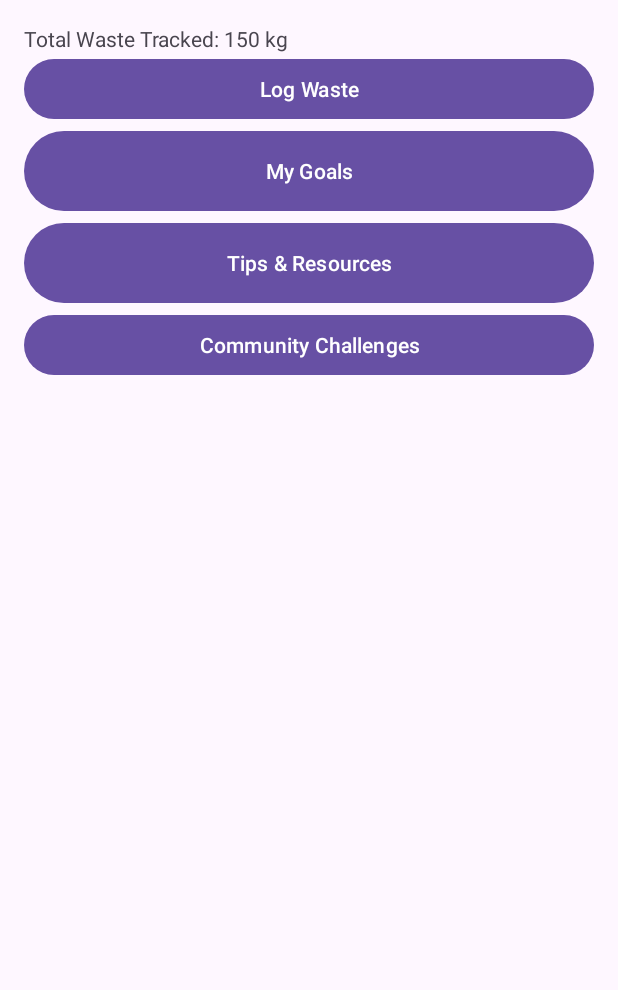
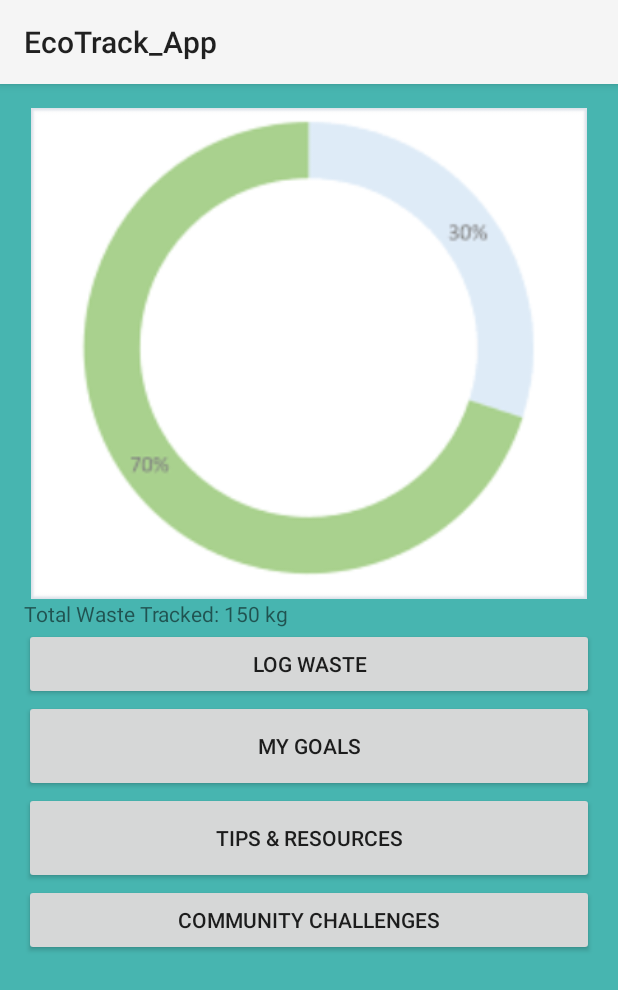
Before and after one commit to 4ng3l-0112/EcoTrack_App, an Android app: the screen it shows after launch (MainActivity), on a phone screen of 412 x 824 dp. Shown: the top 990 px of the screen. Run offline under Robolectric (Android 15) with nearby library versions, the phone set to English and light mode, and no system bars.

```diff
--- a/app/build.gradle.kts
+++ b/app/build.gradle.kts
@@ -10,7 +10,7 @@ android {
     defaultConfig {
         applicationId = "com.example.ecotrack_app"
         minSdk = 24
-        targetSdk = 34
+        targetSdk = 35
         versionCode = 1
         versionName = "1.0"
 
@@ -33,6 +33,7 @@ android {
     kotlinOptions {
         jvmTarget = "11"
     }
+    buildToolsVersion = "35.0.0"
 }
 
 dependencies {
--- a/app/src/main/java/com/example/ecotrack_app/MainActivity.kt
+++ b/app/src/main/java/com/example/ecotrack_app/MainActivity.kt
@@ -1,14 +1,15 @@
 package com.example.ecotrack_app
 
+import android.annotation.SuppressLint
 import android.content.Intent
 import android.os.Bundle
-import androidx.appcompat.app.AppCompatActivity
 import android.widget.Button
 import android.widget.TextView
-import android.widget.ProgressBar
+import androidx.appcompat.app.AppCompatActivity
 
 class MainActivity : AppCompatActivity() {
 
+    @SuppressLint("SetTextI18n")
     override fun onCreate(savedInstanceState: Bundle?) {
         super.onCreate(savedInstanceState)
         setContentView(R.layout.activity_main)
--- a/app/src/main/res/layout/activity_main.xml
+++ b/app/src/main/res/layout/activity_main.xml
@@ -1,36 +1,54 @@
 <LinearLayout xmlns:android="http://schemas.android.com/apk/res/android"
+    xmlns:app="http://schemas.android.com/apk/res-auto"
+    xmlns:tools="http://schemas.android.com/tools"
     android:layout_width="match_parent"
     android:layout_height="match_parent"
     android:orientation="vertical"
-    android:padding="16dp">
+    android:padding="16dp"
+    android:background="@color/background_color">
+
+
+    <ImageView
+        android:id="@+id/imageView"
+        android:layout_width="match_parent"
+        android:layout_height="327dp"
+        app:srcCompat="@drawable/chart"
+        tools:ignore="ContentDescription,ImageContrastCheck" />
 
     <TextView
         android:id="@+id/totalWasteTextView"
         android:layout_width="wrap_content"
         android:layout_height="wrap_content"
-        android:text="Total Waste Tracked: 0 kg" />
+        android:text="Total Waste Tracked: 0 kg"
+        tools:ignore="HardcodedText" />
 
     <Button
         android:id="@+id/quickLogButton"
         android:layout_width="match_parent"
         android:layout_height="wrap_content"
-        android:text="Log Waste" />
+        android:text="Log Waste"
+        tools:ignore="HardcodedText,VisualLintButtonSize" />
 
     <Button
         android:id="@+id/goalsButton"
         android:layout_width="match_parent"
         android:layout_height="61dp"
-        android:text="My Goals" />
+        android:text="My Goals"
+        tools:ignore="HardcodedText,VisualLintButtonSize" />
 
     <Button
         android:id="@+id/tipsResourcesButton"
         android:layout_width="match_parent"
         android:layout_height="61dp"
-        android:text="Tips &amp; Resources" />
+        android:text="Tips &amp; Resources"
+        tools:ignore="HardcodedText,VisualLintButtonSize" />
 
     <Button
         android:id="@+id/communityChallengesButton"
         android:layout_width="match_parent"
         android:layout_height="wrap_content"
-        android:text="Community Challenges" />
+        android:text="Community Challenges"
+        tools:ignore="HardcodedText,VisualLintButtonSize" />
+
+
 </LinearLayout>
--- a/app/src/main/res/layout/activity_tips_resources.xml
+++ b/app/src/main/res/layout/activity_tips_resources.xml
@@ -1,4 +1,5 @@
 <LinearLayout xmlns:android="http://schemas.android.com/apk/res/android"
+    xmlns:tools="http://schemas.android.com/tools"
     android:layout_width="match_parent"
     android:layout_height="match_parent"
     android:orientation="vertical"
@@ -8,7 +9,9 @@
         android:id="@+id/searchEditText"
         android:layout_width="match_parent"
         android:layout_height="wrap_content"
-        android:hint="Search Tips" />
+        android:hint="Search Tips"
+        android:minHeight="48dp"
+        tools:ignore="Autofill,HardcodedText,TextFields,VisualLintTextFieldSize" />
 
     <TextView
         android:id="@+id/articleTextView"
--- a/app/src/main/res/values/colors.xml
+++ b/app/src/main/res/values/colors.xml
@@ -2,4 +2,5 @@
 <resources>
     <color name="black">#FF000000</color>
     <color name="white">#FFFFFFFF</color>
+    <color name="background_color">#47b5b0</color>
 </resources>
```
Also changed, not shown: app/src/main/AndroidManifest.xml (+11 -12 lines), app/src/main/res/layout/activity_community_challenges.xml (+6 -2 lines), app/src/main/res/layout/activity_goals.xml (+6 -3 lines), app/src/main/res/layout/activity_log_waste.xml (+10 -6 lines), app/src/main/res/drawable/chart.png (added), app/src/main/res/xml/backup_rules.xml (line endings or trailing spaces).
